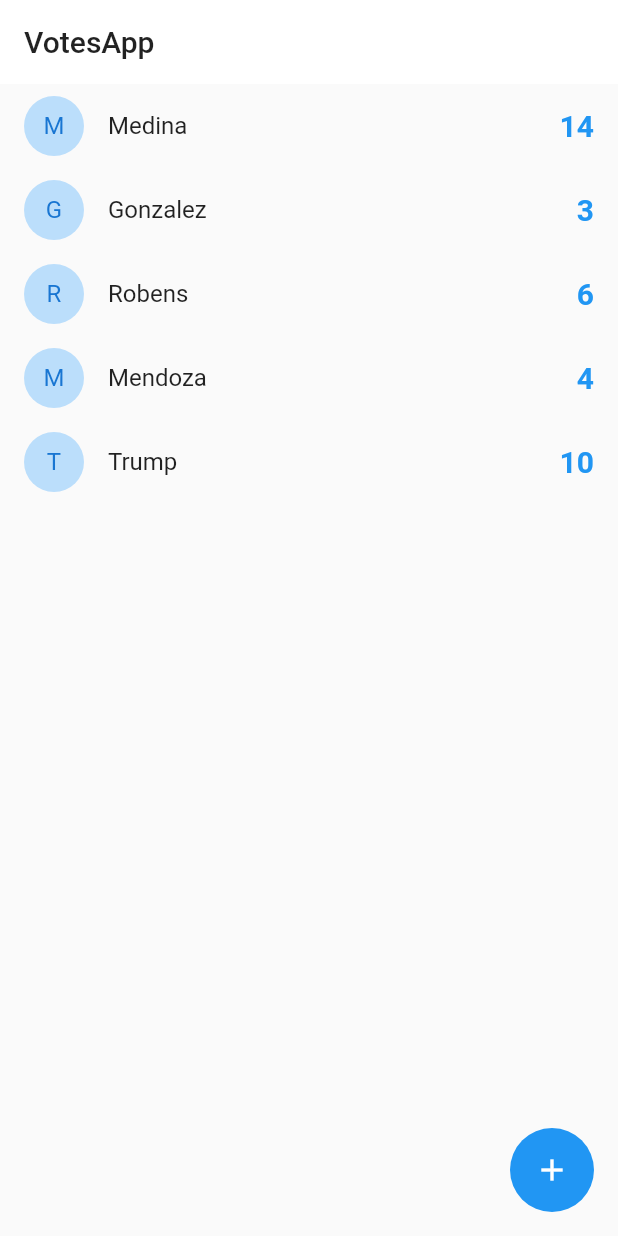
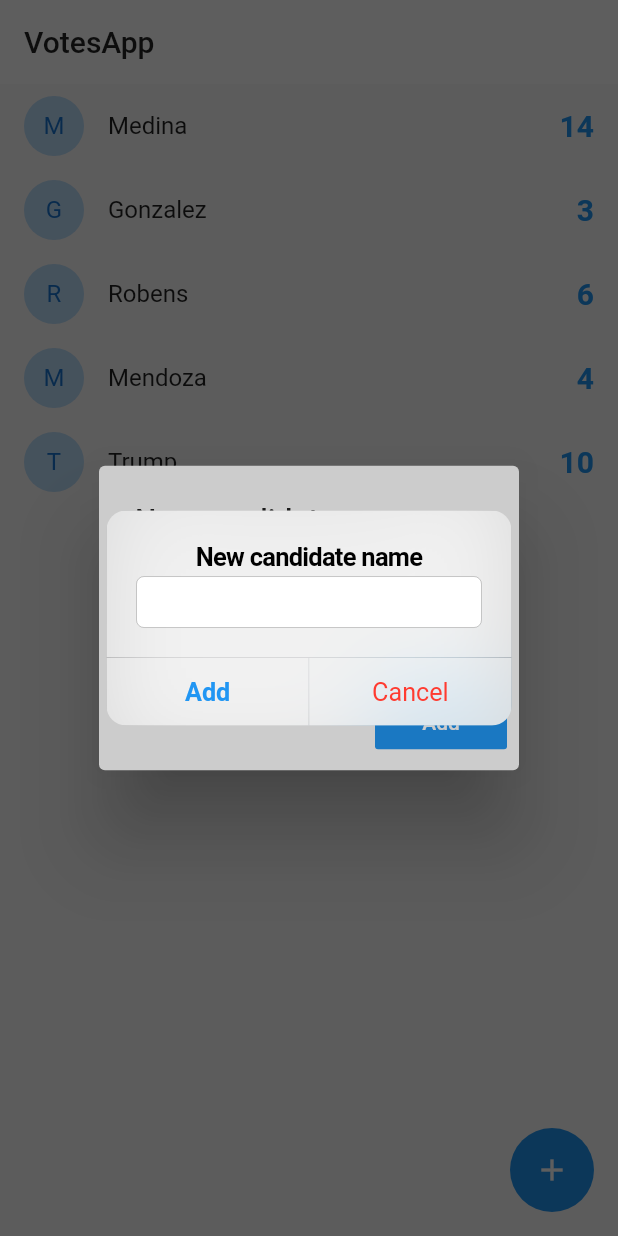
Before and after one commit to medinabotadev/BandName, a Flutter app: the screen it shows after launch, after a tap on the "add" icon, on a phone screen of 412 x 824 dp. Run offline on Flutter 3.47's test engine with Material 2 defaults, Android fonts, the phone set to English and light mode, and no system bars.

Commit message:
add new candidate to a lsit

```diff
--- a/lib/models/candidate.dart
+++ b/lib/models/candidate.dart
@@ -1,9 +1,9 @@
 class Candidate {
-  String id;
+  String? id;
   String name;
-  int votes;
+  int? votes;
 
-  Candidate({required this.id, required this.name, required this.votes});
+  Candidate({this.id, required this.name, this.votes});
 
   factory Candidate.fromMap(Map<String, dynamic> obj) =>
       Candidate(id: obj['id'], name: obj['name'], votes: obj['votes']);
--- a/lib/pages/home.dart
+++ b/lib/pages/home.dart
@@ -1,4 +1,8 @@
+import 'dart:io';
+
+import 'package:flutter/cupertino.dart';
 import 'package:flutter/material.dart';
+
 import 'package:votes_app/models/candidate.dart';
 
 class HomePage extends StatefulWidget {
@@ -36,10 +40,69 @@ class _HomePageState extends State<HomePage> {
       ),
       floatingActionButton: FloatingActionButton(
         elevation: 0,
-        onPressed: () {},
+        onPressed: addNewCandidate,
         child: const Icon(Icons.add),
       ),
     );
+  }
+
+  void addNewCandidate() {
+    final TextEditingController textController = TextEditingController();
+    if (Platform.isAndroid) {
+      showDialog(
+          context: context,
+          builder: (context) {
+            return AlertDialog(
+              title: const Text('New candidate name'),
+              content: TextField(
+                controller: textController,
+              ),
+              actions: [
+                MaterialButton(
+                  onPressed: () => addCandidateToList(textController.text),
+                  elevation: 0,
+                  color: Colors.blue,
+                  child: const Text(
+                    'Add',
+                    style: TextStyle(color: Colors.white),
+                  ),
+                )
+              ],
+            );
+          });
+    }
+
+    showCupertinoDialog(
+        context: context,
+        builder: (context) {
+          return CupertinoAlertDialog(
+            title: Text('New candidate name'),
+            content: CupertinoTextField(
+              controller: textController,
+            ),
+            actions: [
+              CupertinoDialogAction(
+                isDefaultAction: true,
+                child: Text('Add'),
+                onPressed: () => addCandidateToList(textController.text),
+              ),
+              CupertinoDialogAction(
+                isDestructiveAction: true,
+                child: Text('Cancel'),
+                onPressed: () => Navigator.pop(context),
+              )
+            ],
+          );
+        });
+  }
+
+  void addCandidateToList(String name) {
+    if (name.length > 1) {
+      candidates.add(Candidate(id: null, name: name, votes: 0));
+      setState(() {});
+    }
+
+    Navigator.pop(context);
   }
 }
 
@@ -60,7 +123,7 @@ class _CandidateTile extends StatelessWidget {
               fontSize: 20.0, fontWeight: FontWeight.bold, color: Colors.blue),
         ),
         onTap: () {
-          print(candidate.name);
+          debugPrint(candidate.name);
         },
       );
 }
```
